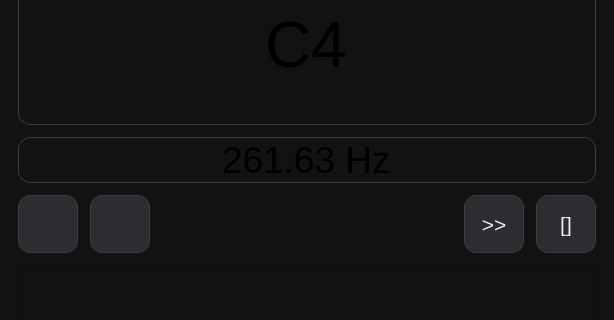
Before: the Qt Designer form mainwindow.ui in DjamesSuhanko/Musicool, drawn with Qt 5; both pictures show x 0 to 614 and y 250 to 570 of the 614 by 969 pixel window.
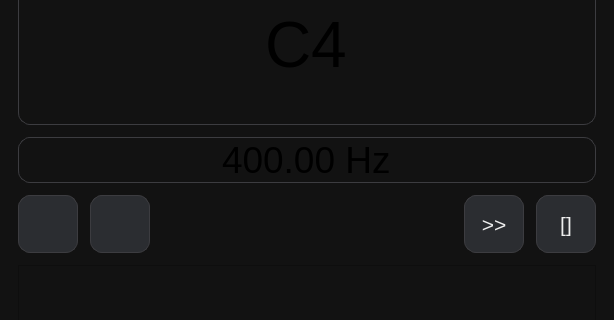
After: the same form once the commit is applied.

Patch:
```diff
--- a/mainwindow.ui
+++ b/mainwindow.ui
@@ -430,7 +430,7 @@
                <set>Qt::InputMethodHint::ImhNone</set>
               </property>
               <property name="text">
-               <string>261.63 Hz</string>
+               <string>400.00 Hz</string>
               </property>
               <property name="maxLength">
                <number>14</number>
```
